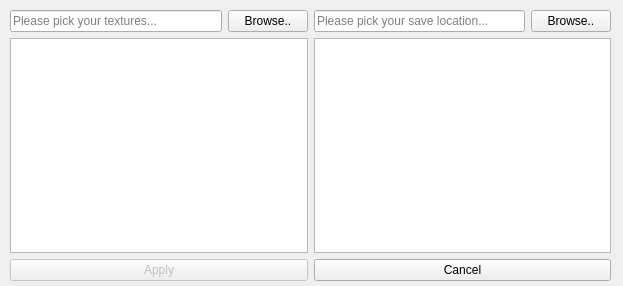
The window that Assignment2_texture_packing/main_window.ui (ValkainVoryn/TA_Assignments) describes before a commit, drawn with Qt 5.
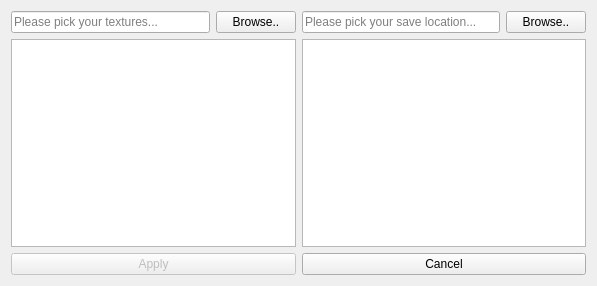
The same window after the commit.

Commit message: 6th added init of widget and browse folder function

What changed in the file:
```diff
--- a/Assignment2_texture_packing/main_window.ui
+++ b/Assignment2_texture_packing/main_window.ui
@@ -6,22 +6,13 @@
    <rect>
     <x>0</x>
     <y>0</y>
-    <width>623</width>
+    <width>597</width>
     <height>286</height>
    </rect>
   </property>
   <property name="windowTitle">
    <string>Form</string>
   </property>
-  <widget class="QWidget" name="">
-   <property name="geometry">
-    <rect>
-     <x>10</x>
-     <y>10</y>
-     <width>601</width>
-     <height>271</height>
-    </rect>
-   </property>
    <layout class="QGridLayout" name="gridLayout">
     <item row="0" column="0">
      <layout class="QHBoxLayout" name="horizontalLayout">
@@ -83,7 +74,6 @@
      </widget>
     </item>
    </layout>
-  </widget>
  </widget>
  <resources/>
  <connections/>
```
Left out of the diff: 4 changed lines with no effect on the pictures. Lines whose indentation alone changed are shown as unchanged. The commit also changes 1 other file.
